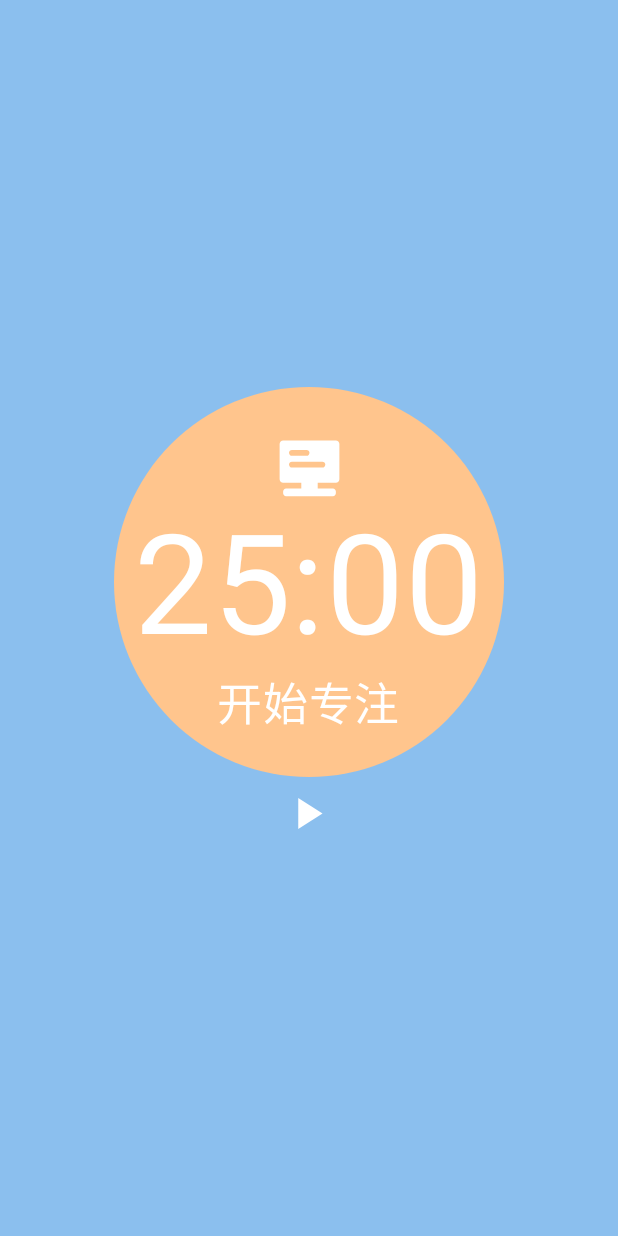
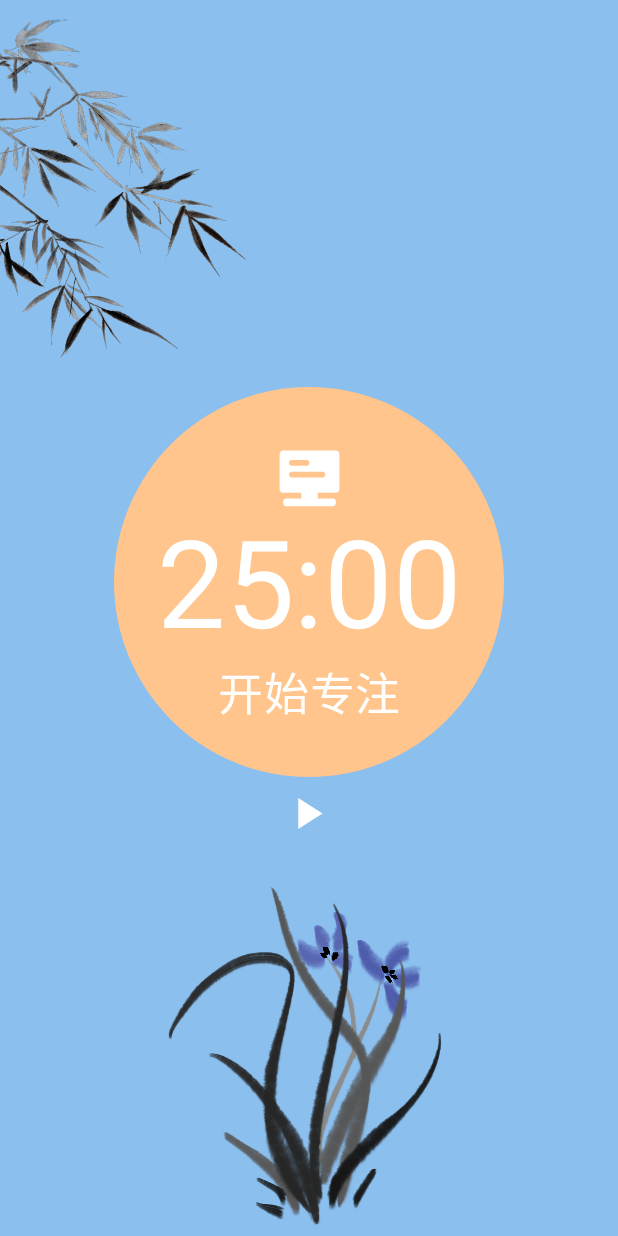
Before and after one commit to Fifate/Pomodoro, an Android app built with Jetpack Compose: the screen it shows after launch (MainActivity), on a phone screen of 412 x 824 dp. Run offline under Robolectric (Android 15) with nearby library versions, the phone set to English and light mode, and no system bars.

Commit message:
feat: 调整时钟文字大小；添加背景图片；todo：添加提示音。

```diff
--- a/app/src/main/java/com/fifate/tomato_clock/ui/base/PomorotoTimerUI.kt
+++ b/app/src/main/java/com/fifate/tomato_clock/ui/base/PomorotoTimerUI.kt
@@ -1,6 +1,7 @@
 package com.fifate.tomato_clock.ui.base
 
 import android.annotation.SuppressLint
+import androidx.compose.foundation.Image
 import androidx.compose.foundation.layout.Arrangement
 import androidx.compose.foundation.layout.Box
 import androidx.compose.foundation.layout.Column
@@ -14,6 +15,7 @@ import androidx.compose.runtime.MutableState
 import androidx.compose.ui.Alignment
 import androidx.compose.ui.Modifier
 import androidx.compose.ui.graphics.Color
+import androidx.compose.ui.res.painterResource
 import com.fifate.tomato_clock.R
 import com.fifate.tomato_clock.config.*
 import com.fifate.tomato_clock.state.PomodoroState
@@ -104,18 +106,26 @@ fun PomodoroTimerUI(
 //            painter = painterResource(id = R.drawable.bamboo),
 //            contentDescription = stringResource(id = R.string.bamboo)
 //        )
-        Box(modifier = Modifier.weight(1f))
+        Box(modifier = Modifier.weight(1f).align(Alignment.Start)){
+            Image(painterResource(R.drawable.bamboo), contentDescription = "bamboo")
+        }
 
         Timer(remainingSecs, 260, SunOrange,state)
 
+        //Tip(state)
+
         PomodoroTimerButtons(state,isPause,remainingSecs)
 
-        Box(modifier = Modifier.weight(1f))
+        Box(modifier = Modifier.weight(1f)){
+            Image(painterResource(R.drawable.orchid), contentDescription = "bamboo")
+        }
 
 //        Image(
 //            painter = painterResource(id = R.drawable.orchid),
 //            contentDescription = stringResource(id = R.string.orchid)
 //        )
 
+
+
     }
 }
--- a/app/src/main/java/com/fifate/tomato_clock/ui/base/Timer.kt
+++ b/app/src/main/java/com/fifate/tomato_clock/ui/base/Timer.kt
@@ -34,11 +34,24 @@ fun Timer(remainingSecs: MutableState<Int>, size:Int, color: Color, state: Mutab
                 StatusIcon(state)
                 Text(text = String.format("%02d:%02d", remainingSecs.value / 60, remainingSecs.value % 60),
                     color= MaterialTheme.colorScheme.onPrimary,
-                    fontSize = (size/2.8).sp)
+                    fontSize = (size/3.2).sp)
                 StatusText(state=state)
             }
+        }
+    }
+}
 
+@Composable
+fun StatusText(modifier: Modifier=Modifier,state: MutableState<PomodoroState>){
+    Surface(color = MaterialTheme.colorScheme.primary) {
+        val statusText:String = when(state.value){
+            PomodoroState.INIT->"开始专注"
+            PomodoroState.FOCUSING->"专注中"
+            PomodoroState.FOCUSED -> "开始休息"
+            PomodoroState.BREAKING -> "休息中"
+            PomodoroState.BROKE -> "开始专注"
         }
+        Text(statusText, fontSize = 30.sp)
     }
 }
 
```
Also changed, not shown: app/src/main/java/com/fifate/tomato_clock/ui/base/Tip.kt (+2 -17 lines).
